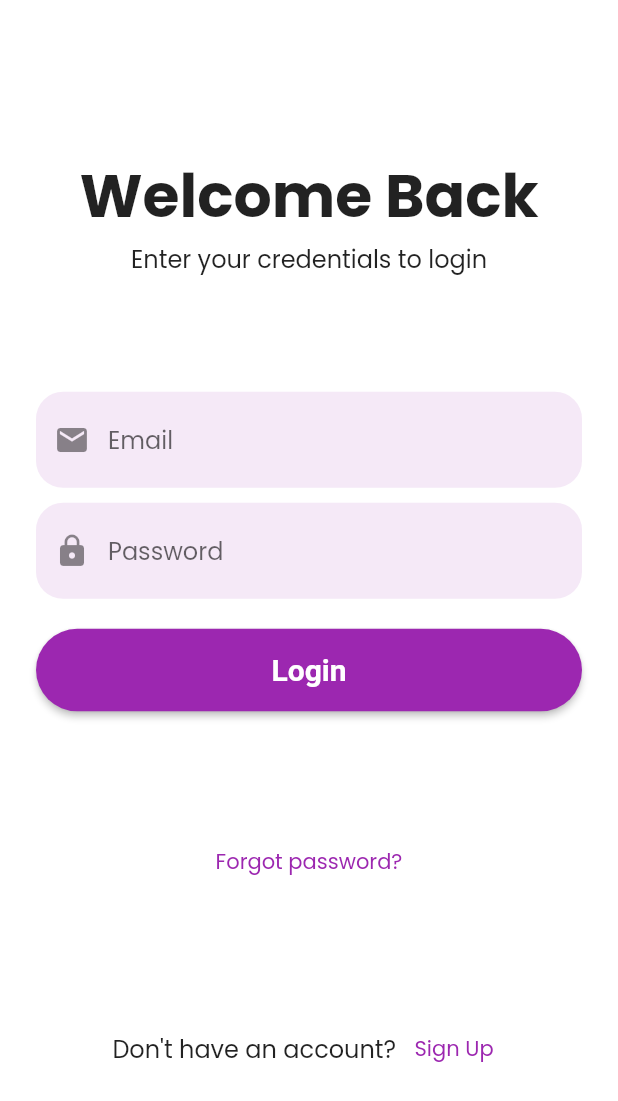
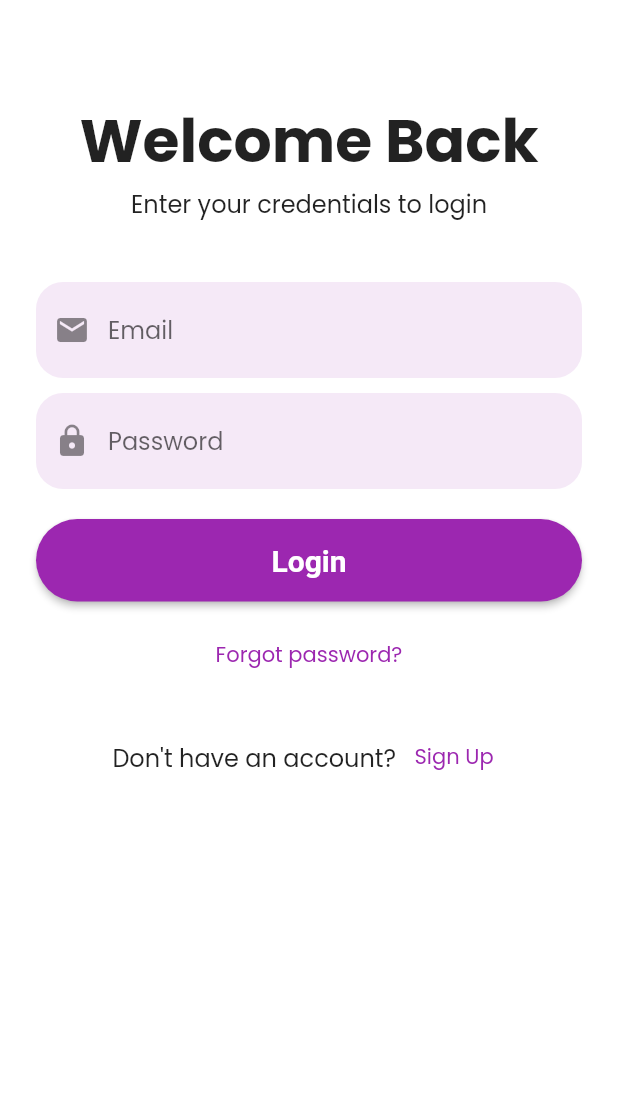
Before and after one commit to Pin3appl3ishan/iLike, a Flutter app: the screen it shows after launch, on a phone screen of 412 x 824 dp. Shown: the top 1101 px of the screen. Run offline on Flutter 3.47's test engine with Material 3 defaults, Android fonts, the phone set to English and light mode, and no system bars; our stand-ins replace dio, lottie, shared_preferences.

Commit message:
style: update layout and styling in LoginScreen and UserCard

```diff
--- a/lib/views/login_screen.dart
+++ b/lib/views/login_screen.dart
@@ -1,5 +1,5 @@
 import 'package:flutter/material.dart';
-import 'package:shared_preferences/shared_preferences.dart';
+// import 'package:shared_preferences/shared_preferences.dart';
 import 'package:ilike/services/api_service.dart';
 import 'package:ilike/views/home_screen.dart';
 
@@ -63,12 +63,17 @@ class _LoginScreenState extends State<LoginScreen> {
         child: Container(
           margin: const EdgeInsets.all(24),
           child: Column(
-            mainAxisAlignment: MainAxisAlignment.spaceEvenly,
+            crossAxisAlignment: CrossAxisAlignment.stretch,
             children: [
+              const SizedBox(height: 40),
               _header(),
+              const SizedBox(height: 40),
               _inputField(),
-              _forgotPassword(),
+              const SizedBox(height: 12),
+              Align(alignment: Alignment.center, child: _forgotPassword()),
+              const SizedBox(height: 20),
               _signup(context),
+              const SizedBox(height: 40),
             ],
           ),
         ),
```
Also changed, not shown: lib/widgets/user_card.dart (+24 -4 lines), flutter_01.png (added).
